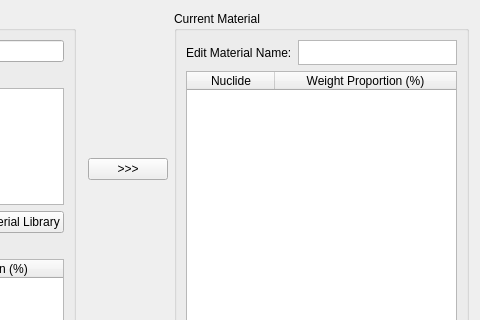
Old version of the form src/ui/InputDlg.ui in the repository theysp/FDSNMH_GUI; both pictures show x 237 to 717 and y 0 to 320 of the 717 by 515 pixel window.
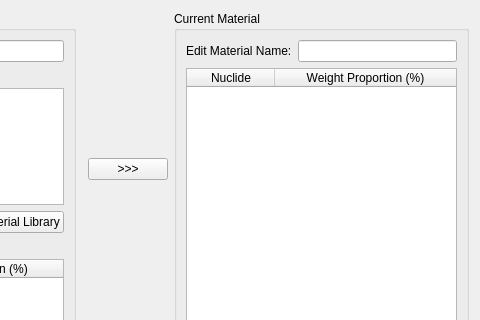
New version of the form. Custom widgets are drawn as their Qt base class.

Commit message: Change name for dlg

Patch:
```diff
--- a/src/ui/InputDlg.ui
+++ b/src/ui/InputDlg.ui
@@ -20,7 +20,10 @@
    </size>
   </property>
   <property name="windowTitle">
-   <string>Input parameters for activation data</string>
+   <string>Material Activation Estimator</string>
+  </property>
+  <property name="toolTip">
+   <string>&lt;html&gt;&lt;head/&gt;&lt;body&gt;&lt;p&gt;This program is developed by the &lt;span style=&quot; font-weight:600;&quot;&gt;FDS Team&lt;/span&gt;, and delivered to ITER and maintained by ITER&lt;/p&gt;&lt;/body&gt;&lt;/html&gt;</string>
   </property>
   <property name="sizeGripEnabled">
    <bool>false</bool>
@@ -75,7 +78,7 @@
           <item>
            <widget class="QListWidget" name="listWidgetMaterialLib">
             <property name="toolTip">
-             <string>&lt;html&gt;&lt;head/&gt;&lt;body&gt;&lt;p&gt;This list contains currently cached materials, which can be found in the file in &amp;quot;Data Save/matlist.txt&amp;quot;, in which, each line represent one material's components.&lt;/p&gt;&lt;/body&gt;&lt;/html&gt;</string>
+             <string>&lt;html&gt;&lt;head/&gt;&lt;body&gt;&lt;p&gt;This list contains currently cached materials, which can be found in the file in &lt;span style=&quot; font-weight:600;&quot;&gt;&amp;quot;Data Save/matlist.txt&amp;quot;&lt;/span&gt;, in which, each line represent one material's components.&lt;/p&gt;&lt;/body&gt;&lt;/html&gt;</string>
             </property>
            </widget>
           </item>
@@ -215,6 +218,11 @@
         <number>0</number>
        </property>
        <item>
+        <layout class="QHBoxLayout" name="horizontalLayout_4">
+         <property name="topMargin">
+          <number>0</number>
+         </property>
+         <item>
         <widget class="QGroupBox" name="groupBox_2">
          <property name="title">
           <string>Current Material</string>
@@ -233,20 +241,7 @@
              </widget>
             </item>
             <item>
-             <widget class="QPlainTextEdit" name="textMatName">
-              <property name="minimumSize">
-               <size>
-                <width>0</width>
-                <height>0</height>
-               </size>
-              </property>
-              <property name="maximumSize">
-               <size>
-                <width>16777215</width>
-                <height>25</height>
-               </size>
-              </property>
-             </widget>
+               <widget class="QLineEdit" name="textMatName"/>
             </item>
            </layout>
           </item>
@@ -289,11 +284,6 @@
          </layout>
         </widget>
        </item>
-       <item>
-        <layout class="QHBoxLayout" name="horizontalLayout_4">
-         <property name="topMargin">
-          <number>0</number>
-         </property>
         </layout>
        </item>
       </layout>
```
Lines whose indentation alone changed are shown as unchanged. The commit also changes 1 other file.
